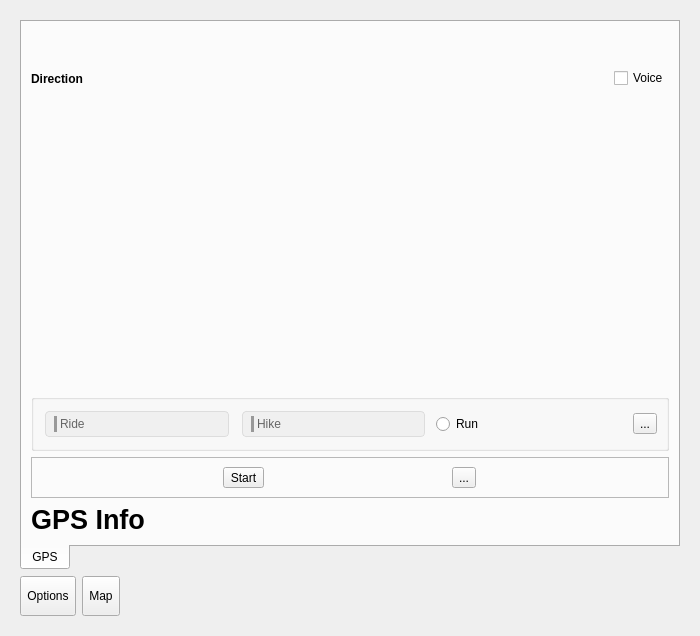
The window that src/Exercise/Steps.ui (ic005k/Knot) describes before a commit, drawn with Qt 5.
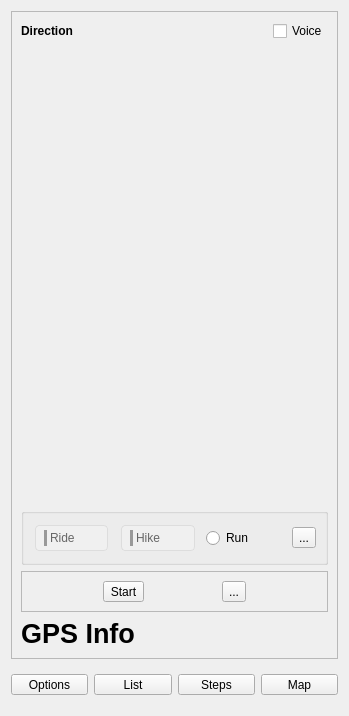
The same window after the commit. Icons and pictures are not drawn.

The edit to the form file:
```diff
--- a/src/Exercise/Steps.ui
+++ b/src/Exercise/Steps.ui
@@ -6,8 +6,8 @@
    <rect>
     <x>0</x>
     <y>0</y>
-    <width>700</width>
-    <height>636</height>
+    <width>349</width>
+    <height>716</height>
    </rect>
   </property>
   <property name="windowTitle">
@@ -15,42 +15,20 @@
   </property>
   <layout class="QVBoxLayout" name="verticalLayout">
    <item>
-    <widget class="QFrame" name="frameSteps">
-     <property name="minimumSize">
-      <size>
-       <width>0</width>
-       <height>300</height>
-      </size>
-     </property>
+    <widget class="QFrame" name="f_gps">
      <property name="frameShape">
-      <enum>QFrame::Shape::NoFrame</enum>
+      <enum>QFrame::Shape::StyledPanel</enum>
      </property>
      <property name="frameShadow">
       <enum>QFrame::Shadow::Raised</enum>
      </property>
-     <layout class="QVBoxLayout" name="verticalLayout_3">
-      <item>
-       <widget class="QTabWidget" name="tabMotion">
-        <property name="styleSheet">
-         <string notr="true"/>
-        </property>
-        <property name="tabPosition">
-         <enum>QTabWidget::TabPosition::South</enum>
-        </property>
-        <property name="currentIndex">
-         <number>0</number>
-        </property>
-        <widget class="QWidget" name="tab_Gps">
-         <attribute name="title">
-          <string>GPS</string>
-         </attribute>
-         <layout class="QVBoxLayout" name="verticalLayout_46">
+     <layout class="QVBoxLayout" name="verticalLayout_2">
           <item>
            <layout class="QHBoxLayout" name="horizontalLayout_2">
             <item>
              <widget class="QLabel" name="lblDirection">
               <property name="sizePolicy">
-               <sizepolicy hsizetype="Preferred" vsizetype="Expanding">
+           <sizepolicy hsizetype="Preferred" vsizetype="Fixed">
                 <horstretch>0</horstretch>
                 <verstretch>0</verstretch>
                </sizepolicy>
@@ -476,12 +454,11 @@
           </item>
          </layout>
         </widget>
-       </widget>
       </item>
       <item>
        <widget class="QFrame" name="f_steps_btn">
         <property name="sizePolicy">
-         <sizepolicy hsizetype="Fixed" vsizetype="Preferred">
+      <sizepolicy hsizetype="Preferred" vsizetype="Fixed">
           <horstretch>0</horstretch>
           <verstretch>0</verstretch>
          </sizepolicy>
@@ -514,7 +491,7 @@
          <item>
           <widget class="QToolButton" name="btnStepsOptions">
            <property name="sizePolicy">
-            <sizepolicy hsizetype="Fixed" vsizetype="Preferred">
+         <sizepolicy hsizetype="Preferred" vsizetype="Fixed">
              <horstretch>0</horstretch>
              <verstretch>0</verstretch>
             </sizepolicy>
@@ -533,14 +510,40 @@
             </size>
            </property>
            <property name="toolButtonStyle">
-            <enum>Qt::ToolButtonStyle::ToolButtonIconOnly</enum>
+         <enum>Qt::ToolButtonStyle::ToolButtonTextOnly</enum>
+        </property>
+       </widget>
+      </item>
+      <item>
+       <widget class="QToolButton" name="btnList">
+        <property name="sizePolicy">
+         <sizepolicy hsizetype="Preferred" vsizetype="Fixed">
+          <horstretch>0</horstretch>
+          <verstretch>0</verstretch>
+         </sizepolicy>
+        </property>
+        <property name="text">
+         <string>List</string>
+        </property>
+       </widget>
+      </item>
+      <item>
+       <widget class="QToolButton" name="btnStepCount">
+        <property name="sizePolicy">
+         <sizepolicy hsizetype="Preferred" vsizetype="Fixed">
+          <horstretch>0</horstretch>
+          <verstretch>0</verstretch>
+         </sizepolicy>
+        </property>
+        <property name="text">
+         <string>Steps</string>
            </property>
           </widget>
          </item>
          <item>
           <widget class="QToolButton" name="btnMap">
            <property name="sizePolicy">
-            <sizepolicy hsizetype="Fixed" vsizetype="Preferred">
+         <sizepolicy hsizetype="Preferred" vsizetype="Fixed">
              <horstretch>0</horstretch>
              <verstretch>0</verstretch>
             </sizepolicy>
@@ -558,9 +561,9 @@
              <height>28</height>
             </size>
            </property>
-          </widget>
-         </item>
-        </layout>
+        <property name="toolButtonStyle">
+         <enum>Qt::ToolButtonStyle::ToolButtonTextOnly</enum>
+        </property>
        </widget>
       </item>
      </layout>
```
Lines whose indentation alone changed are shown as unchanged.
